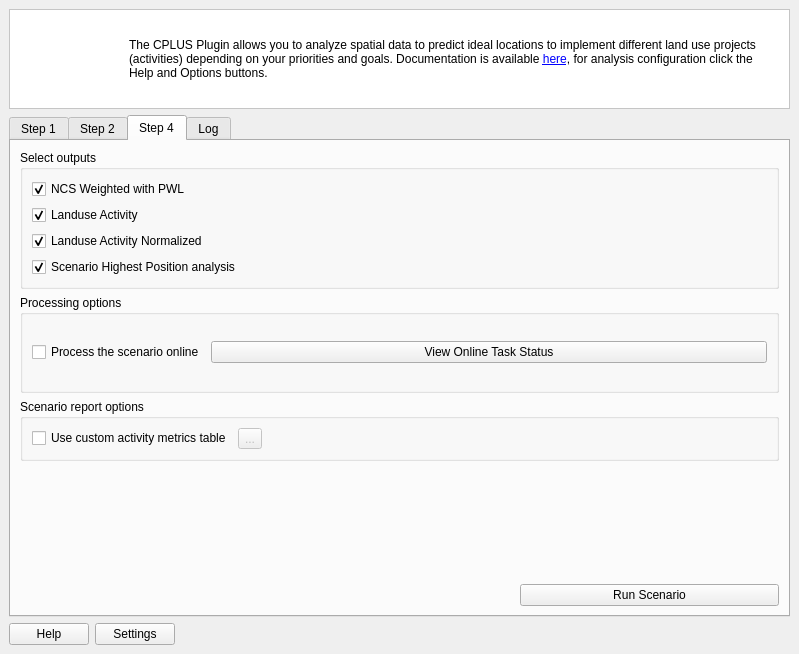
This is src/cplus_plugin/ui/qgis_cplus_main_dockwidget.ui in ConservationInternational/cplus-plugin as Qt 5 draws it before an edit. The edited form follows.
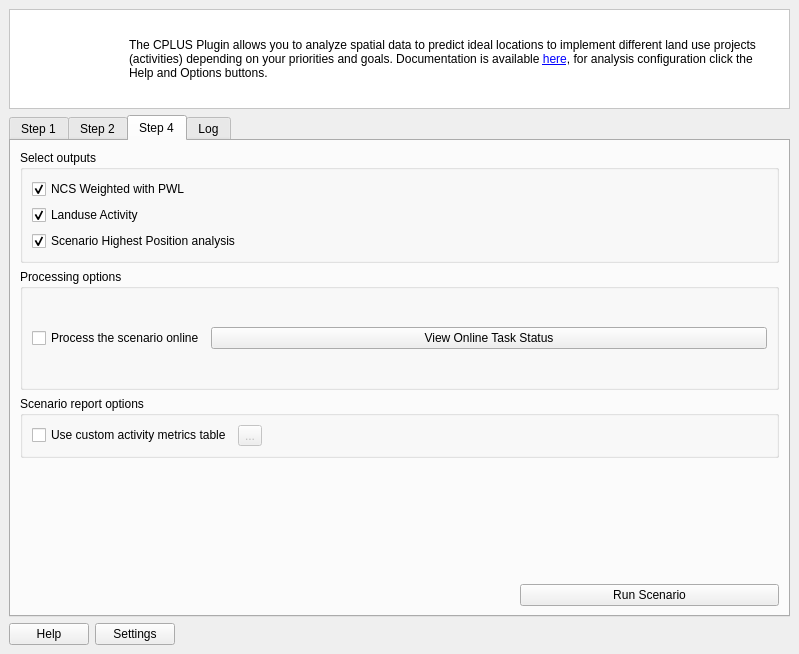
This is the edited form. The open tabs and pages were chosen to show the change. Icons and pictures are not drawn. Custom widgets are drawn as their Qt base class.

Commit message: Refactor output layer options.

```diff
--- a/src/cplus_plugin/ui/qgis_cplus_main_dockwidget.ui
+++ b/src/cplus_plugin/ui/qgis_cplus_main_dockwidget.ui
@@ -474,19 +474,6 @@
             </widget>
            </item>
            <item row="2" column="0">
-            <widget class="QCheckBox" name="landuse_normalized">
-             <property name="toolTip">
-              <string>&lt;html&gt;&lt;head/&gt;&lt;body&gt;&lt;p&gt;Whether to produce the landuse project normalized outputs.&lt;/p&gt;&lt;/body&gt;&lt;/html&gt;</string>
-             </property>
-             <property name="text">
-              <string>Landuse Activity Normalized</string>
-             </property>
-             <property name="checked">
-              <bool>true</bool>
-             </property>
-            </widget>
-           </item>
-           <item row="3" column="0">
             <widget class="QCheckBox" name="highest_position">
              <property name="toolTip">
               <string>&lt;html&gt;&lt;head/&gt;&lt;body&gt;&lt;p&gt;Whether to produce the final highest position analysis outputs, unselecting this option will disable report generation this is because the highest position output is a required output for report generation.&lt;/p&gt;&lt;/body&gt;&lt;/html&gt;</string>
```
The commit also changes 2 other files.
